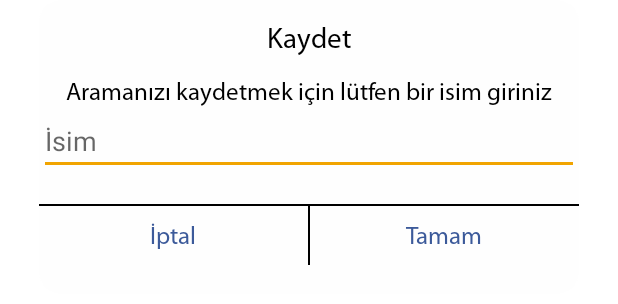
After one commit to alimoguz/ServisCepde, an Android app: the layout dialog_filtre_ad.xml on its own in the app's theme, with its tools: preview values and no code run, on a phone screen of 412 x 824 dp. The commit adds this screen. Shown: the top 304 px of the screen. Run offline under Robolectric (Android 15) with nearby library versions, the phone set to English and light mode, and no system bars.

Commit message:
Filtrele map oluşturuldu.

```diff
--- a/app/build.gradle
+++ b/app/build.gradle
@@ -58,8 +58,6 @@ dependencies {
     implementation 'ru.egslava:MaskedEditText:1.0.5'
 
 
-
-
 }
 
 apply plugin: 'com.google.gms.google-services'
--- a/app/src/main/AndroidManifest.xml
+++ b/app/src/main/AndroidManifest.xml
@@ -21,7 +21,8 @@
         android:theme="@style/Theme.MaterialComponents"
         android:usesCleartextTraffic="true"
         tools:replace="android:icon">
-        <activity android:name=".GalleryActivity"></activity>
+        <activity android:name=".FilterResultActivity"></activity>
+        <activity android:name=".GalleryActivity" />
 
         <service android:name=".Firebase.MyFirebaseMessagingService">
             <intent-filter>
--- /dev/null
+++ b/app/src/main/res/layout/dialog_filtre_ad.xml
@@ -0,0 +1,91 @@
+<?xml version="1.0" encoding="utf-8"?>
+<LinearLayout xmlns:android="http://schemas.android.com/apk/res/android"
+    android:orientation="vertical" android:layout_width="match_parent"
+    android:layout_marginStart="@dimen/_20sdp"
+    android:layout_marginEnd="@dimen/_20sdp"
+    android:background="@drawable/dialog_background"
+    android:paddingBottom="@dimen/_15sdp"
+    android:layout_height="wrap_content">
+
+    <TextView
+        android:layout_width="match_parent"
+        android:layout_height="wrap_content"
+        android:text="@string/Kaydet"
+        android:fontFamily="@font/myriadpro_regular"
+        android:textColor="@color/colorBlack"
+        android:textSize="@dimen/_15ssp"
+        android:layout_marginTop="@dimen/_10sdp"
+        android:gravity="center"
+        />
+
+    <TextView
+        android:layout_width="match_parent"
+        android:layout_height="wrap_content"
+        android:text="@string/İsimGir"
+        android:fontFamily="@font/myriadpro_regular"
+        android:textColor="@color/colorBlack"
+        android:textSize="@dimen/_13ssp"
+        android:layout_marginTop="@dimen/_10sdp"
+        android:gravity="center"
+        />
+
+    <EditText
+        android:id="@+id/edtFiltreAd"
+        android:layout_width="match_parent"
+        android:layout_height="wrap_content"
+        android:hint="İsim" />
+
+
+    <View
+        android:layout_width="match_parent"
+        android:layout_height="1dp"
+        android:background="@color/colorBlack"
+        android:layout_marginTop="@dimen/_15sdp"/>
+
+
+    <LinearLayout
+        android:layout_width="match_parent"
+        android:layout_height="match_parent"
+        android:orientation="horizontal">
+
+        <TextView
+            android:id="@+id/txtFiltreKayıtAdIptal"
+            android:clickable="true"
+            android:focusable="true"
+            android:layout_width="0dp"
+            android:layout_height="@dimen/_30sdp"
+            android:layout_weight="1"
+            android:text="@string/İptal"
+            android:textColor="@color/colorBlue"
+            android:fontFamily="@font/myriadpro_regular"
+            android:textSize="@dimen/_13ssp"
+            android:gravity="center"
+            />
+
+        <View
+            android:layout_width="1dp"
+            android:layout_height="@dimen/_30sdp"
+            android:background="@color/colorBlack" />
+
+        <TextView
+            android:id="@+id/txtFiltreKayıtAdTamam"
+            android:clickable="true"
+            android:focusable="true"
+            android:layout_width="0dp"
+            android:layout_height="@dimen/_30sdp"
+            android:layout_weight="1"
+            android:text="@string/Tamam"
+            android:textColor="@color/colorBlue"
+            android:fontFamily="@font/myriadpro_regular"
+            android:textSize="@dimen/_13ssp"
+            android:gravity="center"
+            />
+
+
+
+
+
+
+    </LinearLayout>
+
+</LinearLayout>
--- a/app/src/main/res/layout/home_fragment.xml
+++ b/app/src/main/res/layout/home_fragment.xml
@@ -33,7 +33,9 @@
                         android:layout_width="0dp"
                         android:layout_weight="1"
                         android:layout_height="@dimen/_30sdp"
+                        android:maxLines="1"
                         android:hint="@string/SearchHint"
+                        android:textSize="@dimen/_12ssp"
                         android:background="@drawable/edittext_search"/>
 
 
--- a/app/src/main/res/values/strings.xml
+++ b/app/src/main/res/values/strings.xml
@@ -209,6 +209,11 @@
     <string name="BaşlıkAZ">Başlığa göre (A-Z)</string>
     <string name="BaşlıkZA">Başlığa göre (Z-A)</string>
 
+    <string name="Bilgilendirme">Bilgilendirme</string>
+    <string name="FiltreKayıt">Aramanızı kaydederek benzer ilanlar yayınlandığında bildirim alabilir ve daha sonra kolayca tekrar arayabilirsiniz</string>
+    <string name="Kaydedilsinmi">Kaydedilsin mi ?</string>
+    <string name="İsimGir">Aramanızı kaydetmek için lütfen bir isim giriniz</string>
+    <string name="Tamam">Tamam</string>
 
 
 </resources>
```
Also changed, not shown: app/src/main/java/serviscepde/com/tr/Dialogs/DialogFiltreAd.java (added, +52 -0 lines), app/src/main/java/serviscepde/com/tr/Dialogs/DialogFiltreKaydet.java (added, +60 -0 lines), app/src/main/java/serviscepde/com/tr/FilterResultActivity.java (added, +25 -0 lines), app/src/main/java/serviscepde/com/tr/Fragment/FiltreFragment.java (+154 -42 lines), app/src/main/res/layout/activity_filter_result.xml (added, +9 -0 lines), app/src/main/res/layout/dialog_filtre_kaydet.xml (added, +69 -0 lines).
